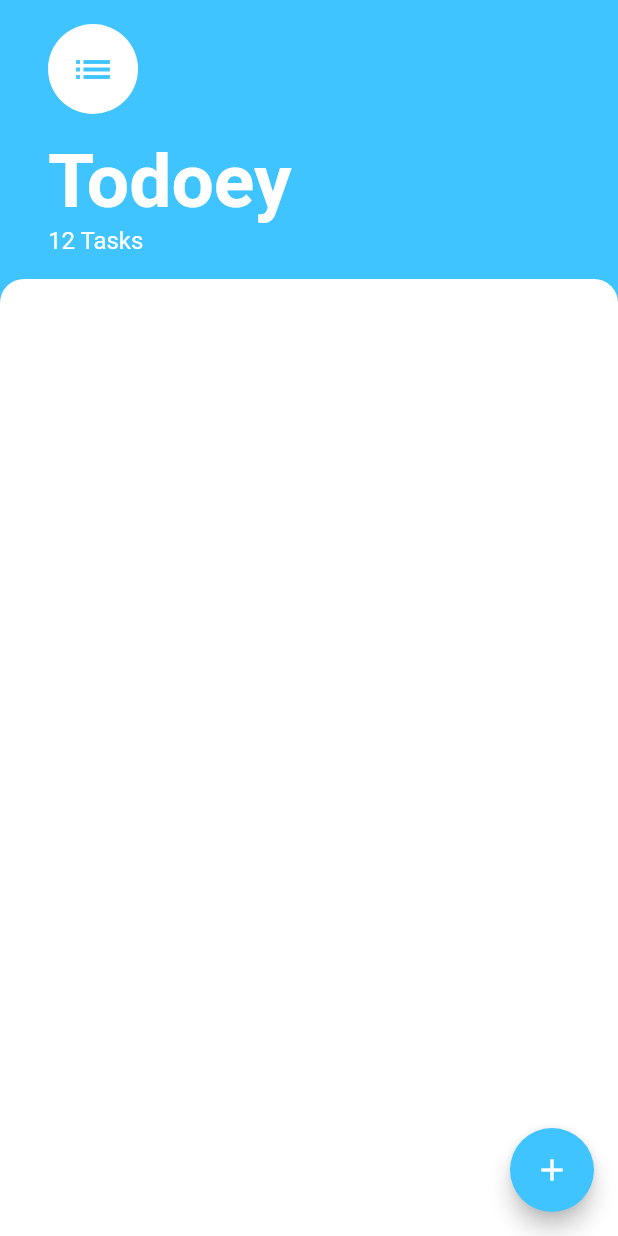
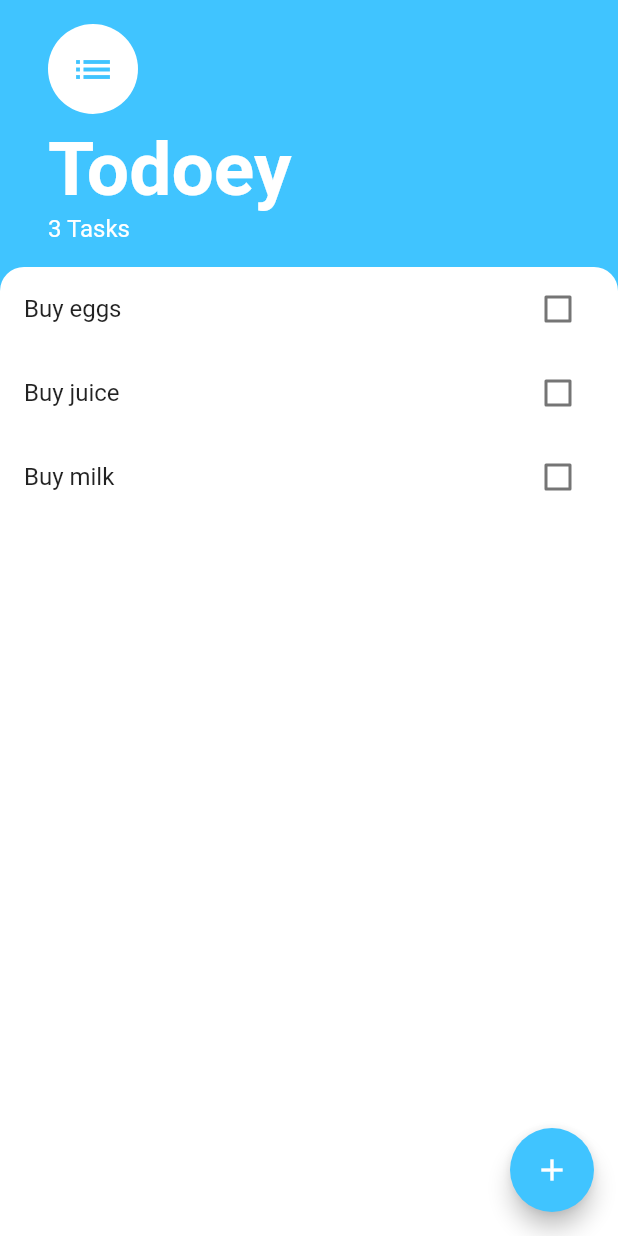
Before and after one commit to Gperez88/todoey-flutter, a Flutter app: the screen it shows after launch, on a phone screen of 412 x 824 dp. Run offline on Flutter 3.47's test engine with Material 2 defaults, Android fonts, the phone set to English and light mode, and no system bars.

Commit message:
add task implemented

```diff
--- /dev/null
+++ b/todoey/lib/models/task.dart
@@ -0,0 +1,11 @@
+
+class Task {
+  final String name;
+  bool isDone;
+
+  Task({this.name, this.isDone = false});
+
+  void toggleDone() {
+    isDone = !isDone;
+  }
+}
--- a/todoey/lib/screens/task_screen.dart
+++ b/todoey/lib/screens/task_screen.dart
@@ -1,6 +1,22 @@
 import 'package:flutter/material.dart';
+import 'package:todoey/models/task.dart';
+import 'package:todoey/utilities/constants.dart';
+import 'package:todoey/widgets/task_list.dart';
 
-class TaskScreen extends StatelessWidget {
+import 'add_task_screen.dart';
+
+class TaskScreen extends StatefulWidget {
+  @override
+  _TaskScreenState createState() => _TaskScreenState();
+}
+
+class _TaskScreenState extends State<TaskScreen> {
+  List<Task> tasks = [
+    Task(name: 'Buy eggs'),
+    Task(name: 'Buy juice'),
+    Task(name: 'Buy milk'),
+  ];
+
   @override
   Widget build(BuildContext context) {
     return Scaffold(
@@ -8,12 +24,25 @@ class TaskScreen extends StatelessWidget {
       floatingActionButton: FloatingActionButton(
         backgroundColor: Colors.lightBlueAccent,
         child: Icon(Icons.add),
+        onPressed: () {
+          showModalBottomSheet(
+              context: context,
+              builder: (context) => AddTaskScreen(
+                (newTaskTitle) {
+                  setState(() {
+                    tasks.add(Task(name: newTaskTitle));
+                  });
+
+                  Navigator.pop(context);
+                }
+              ));
+        },
       ),
-      body: SafeArea(
-        child: Column(
+      body: Column(
         crossAxisAlignment: CrossAxisAlignment.start,
         children: <Widget>[
-            Container(
+          SafeArea(
+            child: Container(
                   padding: EdgeInsets.only(
                     top: 16,
                     bottom: 16,
@@ -35,7 +64,7 @@ class TaskScreen extends StatelessWidget {
                         ),
                       ),
                       SizedBox(
-                    height: 16,
+                        height: 8,
                       ),
                       Text(
                         'Todoey',
@@ -45,28 +74,25 @@ class TaskScreen extends StatelessWidget {
                           fontWeight: FontWeight.w700,
                         ),
                       ),
-                  Text('12 Tasks',
+                      Text(
+                        '${tasks.length} Tasks',
                         style: TextStyle(
                           color: Colors.white,
-                      fontSize: 16
+                          fontSize: 16,
                         ),
                       ),
                     ],
                   ),
                 ),
+          ),
           Expanded(
             child: Container(
-                decoration: BoxDecoration(
-                  color: Colors.white,
-                  borderRadius: BorderRadius.only(
-                      topRight: Radius.circular(16.0),
-                      topLeft: Radius.circular(16.0)
-                  ),
-                ),
+              decoration: kTopBorderRadiusDecoration,
+              child: TaskList(tasks),
             ),
           ),
         ],
-        ),
+
       ),
     );
   }
--- /dev/null
+++ b/todoey/lib/utilities/constants.dart
@@ -0,0 +1,9 @@
+import 'package:flutter/material.dart';
+
+const kTopBorderRadiusDecoration = BoxDecoration(
+  color: Colors.white,
+  borderRadius: BorderRadius.only(
+      topRight: Radius.circular(16.0),
+      topLeft: Radius.circular(16.0)
+  ),
+);
--- /dev/null
+++ b/todoey/lib/widgets/task_list.dart
@@ -0,0 +1,32 @@
+import 'package:flutter/material.dart';
+import 'package:todoey/models/task.dart';
+import 'package:todoey/widgets/task_title.dart';
+
+class TaskList extends StatefulWidget {
+  final List<Task> tasks;
+
+  TaskList(this.tasks);
+
+  @override
+  _TaskListState createState() => _TaskListState();
+}
+
+class _TaskListState extends State<TaskList> {
+  @override
+  Widget build(BuildContext context) {
+    return ListView.builder(
+      itemBuilder: (context, index) {
+        return TaskTitle(
+          taskTitle: widget.tasks[index].name,
+          isChecked: widget.tasks[index].isDone,
+          checkboxCallback: (checkboxState) {
+            setState((){
+              widget.tasks[index].toggleDone();
+            });
+          },
+        );
+      },
+      itemCount: widget.tasks.length,
+    );
+  }
+}
--- /dev/null
+++ b/todoey/lib/widgets/task_title.dart
@@ -0,0 +1,26 @@
+import 'package:flutter/material.dart';
+
+
+class TaskTitle extends StatelessWidget {
+  final String taskTitle;
+  final bool isChecked;
+  final Function checkboxCallback;
+
+  TaskTitle({this.taskTitle, @required this.isChecked, @required this.checkboxCallback});
+
+  @override
+  Widget build(BuildContext context) {
+    return ListTile(
+      title: Text(
+        taskTitle,
+        style: TextStyle(
+          decoration: isChecked ? TextDecoration.lineThrough : null,
+        ),
+      ),
+      trailing: Checkbox(
+        value: isChecked,
+        onChanged: checkboxCallback,
+      ),
+    );
+  }
+}
```
Also changed, not shown: todoey/lib/screens/add_task_screen.dart (added, +55 -0 lines). Lines whose indentation alone changed are shown as unchanged.
